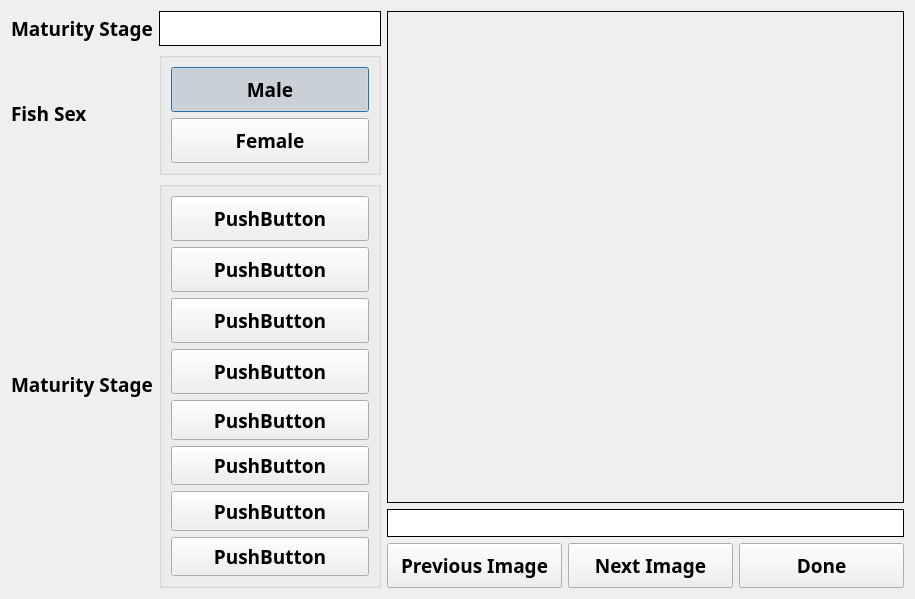
This is ui/MatGuide.ui in aliciabillings-noaa/CLAMS as Qt 5 draws it before an edit. The edited form follows.
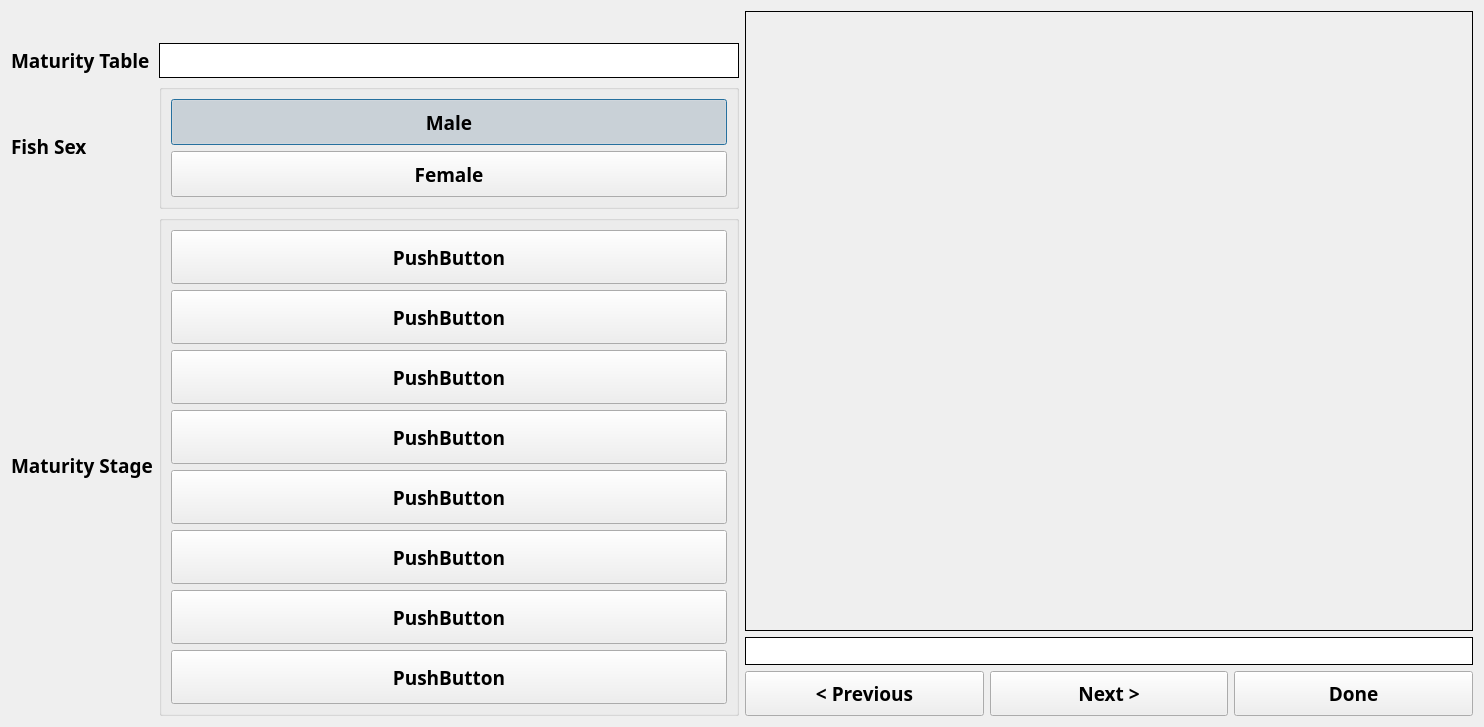
This is the edited form.

Commit message: Fixed maturity guide

What changed in the file:
```diff
--- a/ui/MatGuide.ui
+++ b/ui/MatGuide.ui
@@ -6,8 +6,8 @@
    <rect>
     <x>0</x>
     <y>0</y>
-    <width>915</width>
-    <height>599</height>
+    <width>1484</width>
+    <height>727</height>
    </rect>
   </property>
   <property name="sizePolicy">
@@ -25,28 +25,45 @@
      <property name="sizeConstraint">
       <enum>QLayout::SetDefaultConstraint</enum>
      </property>
-     <item row="1" column="0">
-      <widget class="QLabel" name="label_2">
-       <property name="sizePolicy">
-        <sizepolicy hsizetype="Preferred" vsizetype="Preferred">
-         <horstretch>0</horstretch>
-         <verstretch>1</verstretch>
-        </sizepolicy>
-       </property>
-       <property name="font">
-        <font>
-         <family>Arial Black</family>
-         <pointsize>14</pointsize>
-         <weight>75</weight>
-         <bold>true</bold>
-        </font>
-       </property>
-       <property name="text">
-        <string>Fish Sex</string>
-       </property>
-      </widget>
-     </item>
      <item row="1" column="1">
+      <widget class="QLabel" name="matTabLabel">
+       <property name="sizePolicy">
+        <sizepolicy hsizetype="Preferred" vsizetype="Preferred">
+         <horstretch>0</horstretch>
+         <verstretch>0</verstretch>
+        </sizepolicy>
+       </property>
+       <property name="minimumSize">
+        <size>
+         <width>165</width>
+         <height>35</height>
+        </size>
+       </property>
+       <property name="font">
+        <font>
+         <family>Arial Black</family>
+         <pointsize>14</pointsize>
+         <weight>75</weight>
+         <bold>true</bold>
+        </font>
+       </property>
+       <property name="autoFillBackground">
+        <bool>false</bool>
+       </property>
+       <property name="styleSheet">
+        <string notr="true">QWidget {
+    background-color: white;
+}</string>
+       </property>
+       <property name="frameShape">
+        <enum>QFrame::Box</enum>
+       </property>
+       <property name="text">
+        <string>&lt;Mat Tbl description&gt;</string>
+       </property>
+      </widget>
+     </item>
+     <item row="2" column="1">
       <widget class="QGroupBox" name="groupBox_2">
        <property name="sizePolicy">
         <sizepolicy hsizetype="Preferred" vsizetype="Preferred">
@@ -130,45 +147,55 @@
        </layout>
       </widget>
      </item>
-     <item row="0" column="1">
-      <widget class="QLabel" name="matTabLabel">
-       <property name="sizePolicy">
-        <sizepolicy hsizetype="Preferred" vsizetype="Preferred">
-         <horstretch>0</horstretch>
-         <verstretch>0</verstretch>
-        </sizepolicy>
-       </property>
-       <property name="minimumSize">
-        <size>
-         <width>165</width>
-         <height>35</height>
-        </size>
-       </property>
-       <property name="font">
-        <font>
-         <family>Arial Black</family>
-         <pointsize>14</pointsize>
-         <weight>75</weight>
-         <bold>true</bold>
-        </font>
-       </property>
-       <property name="autoFillBackground">
-        <bool>false</bool>
-       </property>
-       <property name="styleSheet">
-        <string notr="true">QWidget {
-    background-color: white;
-}</string>
-       </property>
-       <property name="frameShape">
-        <enum>QFrame::Box</enum>
-       </property>
-       <property name="text">
-        <string>&lt;Mat Tbl Num&gt;</string>
-       </property>
-      </widget>
-     </item>
      <item row="2" column="0">
+      <widget class="QLabel" name="label_2">
+       <property name="sizePolicy">
+        <sizepolicy hsizetype="Preferred" vsizetype="Preferred">
+         <horstretch>0</horstretch>
+         <verstretch>1</verstretch>
+        </sizepolicy>
+       </property>
+       <property name="font">
+        <font>
+         <family>Arial Black</family>
+         <pointsize>14</pointsize>
+         <weight>75</weight>
+         <bold>true</bold>
+        </font>
+       </property>
+       <property name="text">
+        <string>Fish Sex</string>
+       </property>
+      </widget>
+     </item>
+     <item row="1" column="0">
+      <widget class="QLabel" name="label">
+       <property name="sizePolicy">
+        <sizepolicy hsizetype="Preferred" vsizetype="Preferred">
+         <horstretch>0</horstretch>
+         <verstretch>0</verstretch>
+        </sizepolicy>
+       </property>
+       <property name="maximumSize">
+        <size>
+         <width>16777215</width>
+         <height>160</height>
+        </size>
+       </property>
+       <property name="font">
+        <font>
+         <family>Arial Black</family>
+         <pointsize>14</pointsize>
+         <weight>75</weight>
+         <bold>true</bold>
+        </font>
+       </property>
+       <property name="text">
+        <string>Maturity Table</string>
+       </property>
+      </widget>
+     </item>
+     <item row="3" column="0">
       <widget class="QLabel" name="label_6">
        <property name="sizePolicy">
         <sizepolicy hsizetype="Maximum" vsizetype="Preferred">
@@ -189,34 +216,7 @@
        </property>
       </widget>
      </item>
-     <item row="0" column="0">
-      <widget class="QLabel" name="label">
-       <property name="sizePolicy">
-        <sizepolicy hsizetype="Preferred" vsizetype="Preferred">
-         <horstretch>0</horstretch>
-         <verstretch>0</verstretch>
-        </sizepolicy>
-       </property>
-       <property name="maximumSize">
-        <size>
-         <width>16777215</width>
-         <height>160</height>
-        </size>
-       </property>
-       <property name="font">
-        <font>
-         <family>Arial Black</family>
-         <pointsize>14</pointsize>
-         <weight>75</weight>
-         <bold>true</bold>
-        </font>
-       </property>
-       <property name="text">
-        <string>Maturity Stage</string>
-       </property>
-      </widget>
-     </item>
-     <item row="2" column="1">
+     <item row="3" column="1">
       <widget class="QGroupBox" name="groupBox">
        <property name="sizePolicy">
         <sizepolicy hsizetype="Preferred" vsizetype="Preferred">
@@ -495,6 +495,36 @@
        </layout>
       </widget>
      </item>
+     <item row="0" column="0" colspan="2">
+      <widget class="QLabel" name="spcLabel">
+       <property name="sizePolicy">
+        <sizepolicy hsizetype="Preferred" vsizetype="Preferred">
+         <horstretch>0</horstretch>
+         <verstretch>0</verstretch>
+        </sizepolicy>
+       </property>
+       <property name="maximumSize">
+        <size>
+         <width>16777215</width>
+         <height>160</height>
+        </size>
+       </property>
+       <property name="font">
+        <font>
+         <family>Arial Black</family>
+         <pointsize>14</pointsize>
+         <weight>75</weight>
+         <bold>true</bold>
+        </font>
+       </property>
+       <property name="text">
+        <string>&lt;Species Name Here&gt;</string>
+       </property>
+       <property name="alignment">
+        <set>Qt::AlignCenter</set>
+       </property>
+      </widget>
+     </item>
     </layout>
    </item>
    <item>
@@ -527,6 +557,9 @@
        <property name="text">
         <string>&lt;Image Here&gt;</string>
        </property>
+       <property name="alignment">
+        <set>Qt::AlignCenter</set>
+       </property>
       </widget>
      </item>
      <item>
@@ -589,7 +622,7 @@
           </font>
          </property>
          <property name="text">
-          <string>Previous Image</string>
+          <string>&lt; Previous</string>
          </property>
         </widget>
        </item>
@@ -616,7 +649,7 @@
           </font>
          </property>
          <property name="text">
-          <string>Next Image</string>
+          <string>Next &gt;</string>
          </property>
         </widget>
        </item>
```
The commit also changes 8 other files.
